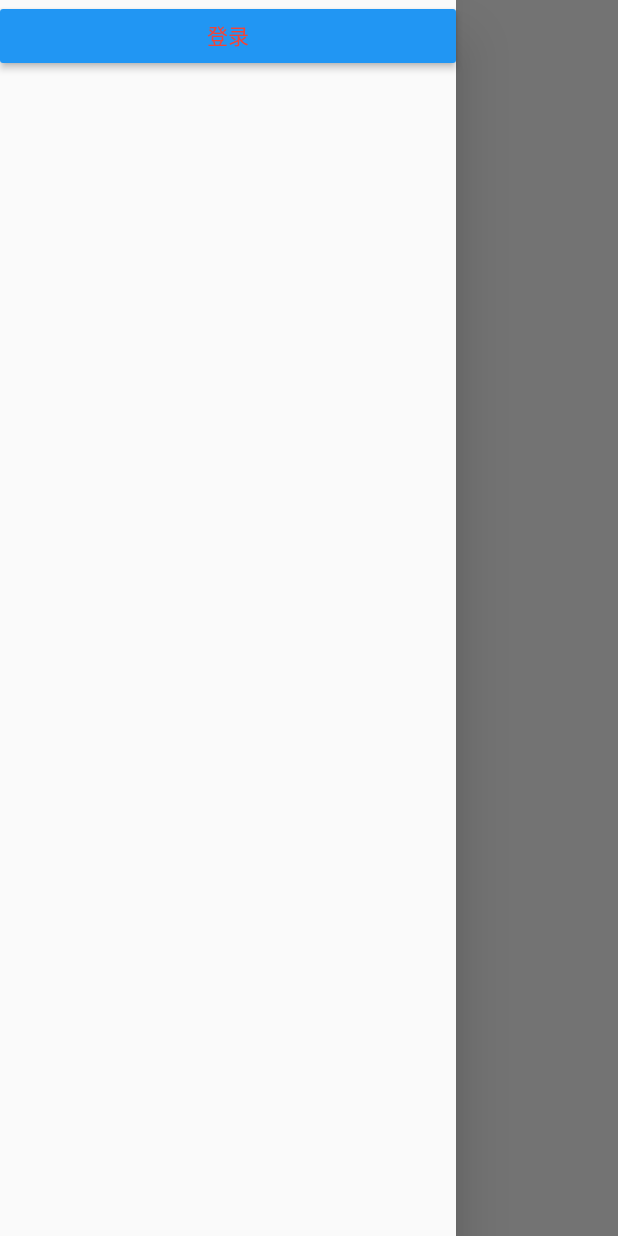
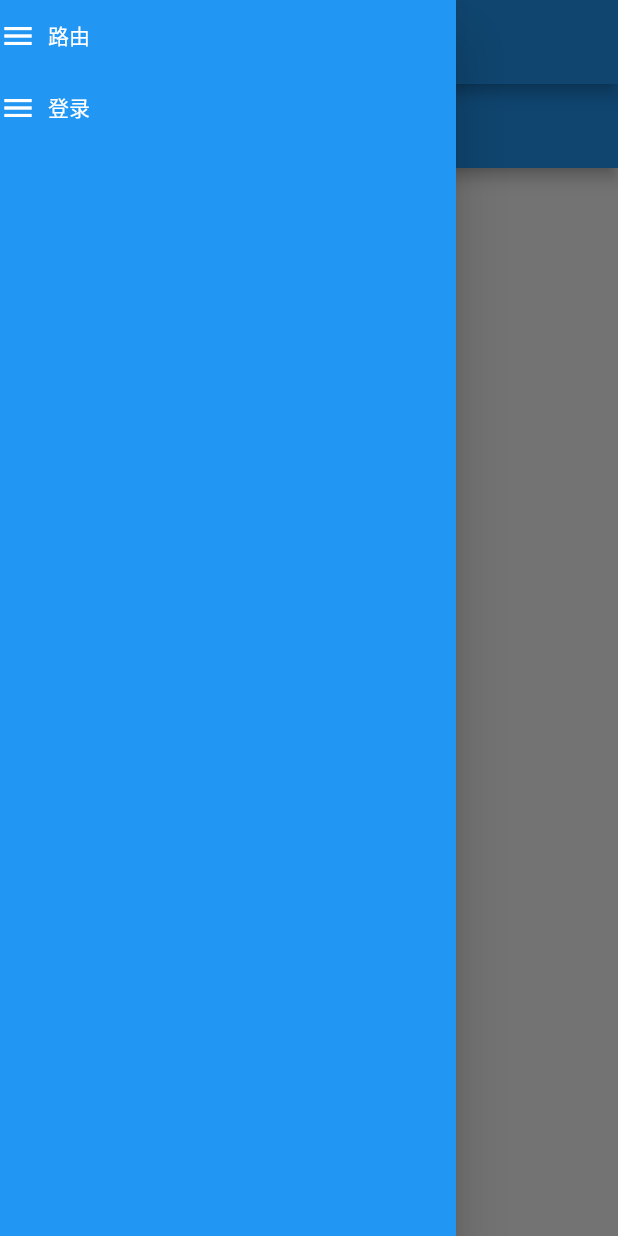
Before and after one commit to ly01112020/flutter3_test, a Flutter app: the screen it shows after launch, with the side drawer open, on a phone screen of 412 x 824 dp. Run offline on Flutter 3.47's test engine with Material 2 defaults, Android fonts, the phone set to English and light mode, and no system bars; our stand-ins replace get.

Commit message:
逻辑调整

```diff
--- a/lib/config/routes.dart
+++ b/lib/config/routes.dart
@@ -8,9 +8,13 @@ import 'package:get/get.dart';
 // 定义路由
 class AppRoutes {
   static const String home = '/';
+  static const String homeName = '首页';
+
   static const String login = '/login';
+  static const String loginName = '登录';
 
   static const String router = '/router';
+  static const String routerName = '路由';
 }
 // 注册路由到 getx
 class AppPages {
@@ -18,19 +22,19 @@ class AppPages {
     GetPage(
         name: AppRoutes.home,
         page: () => HomePage(),
-        title:"主页",
+        title:AppRoutes.homeName,
         binding: HomeBinding()
     ),
     GetPage(
         name: AppRoutes.login,
         page: () => LoginPage(),
-        title:"登录",
+        title:AppRoutes.loginName,
         binding: LoginBinding()
     ),
     GetPage(
         name: AppRoutes.router,
         page: () => RouterPage(),
-        title:"路由演示",
+        title:AppRoutes.routerName,
         binding: RouterBinding()
     )
   ];
--- /dev/null
+++ b/lib/pages/components/menu.dart
@@ -0,0 +1,60 @@
+import 'package:flutter/material.dart';
+import 'package:get/get.dart';
+import '../home/home_state.dart';
+
+class ZtMenuList extends StatelessWidget{
+  const ZtMenuList({
+    Key? key,
+    required this.menuList
+  }) : super(key: key);
+
+  final List<ZtMenuItem> menuList;
+
+  @override
+  Widget build(BuildContext context) {
+    return _renderBg(
+        Column(
+          children: menuList.map((e) => _renderMenuItem(e)).toList(),
+        )
+    );
+  }
+
+  Widget _renderBg(Widget widget){
+    return Container(
+      decoration:BoxDecoration(
+        color: Colors.blue,
+      ),
+      child: widget,
+    );
+  }
+
+  // 每个独立功能抽成方法
+  Widget _renderMenuItem(ZtMenuItem item){
+    final color = Colors.white;
+    return InkWell(
+      onTap: (){
+        Get.toNamed(item.path);
+      },
+      child: Flex(
+        direction: Axis.horizontal,
+        children: [
+          Icon(Icons.menu,color:color),
+          Expanded(child: Container(
+            height: 48.00,
+            width: double.infinity,
+            alignment: Alignment.centerLeft,
+            padding:const EdgeInsets.all(8.0),
+            // decoration: BoxDecoration(
+            //     border: Border(
+            //         bottom: BorderSide(color: color)
+            //     )
+            // ),
+            child: Text(item.name,style: const TextStyle(color: Colors.white),),
+          ),
+          )
+        ],
+      ),
+    );
+  }
+
+}
--- a/lib/pages/home/home_logic.dart
+++ b/lib/pages/home/home_logic.dart
@@ -1,4 +1,5 @@
 import 'package:flutter/material.dart';
+import 'package:flutter3_test/config/routes.dart';
 import 'package:get/get.dart';
 
 import 'home_state.dart';
@@ -10,12 +11,17 @@ class HomeLogic extends GetxController {
   late PageController pageViewController = PageController(initialPage: 0,keepPage: true);
   // pageViewController.jumpToPage(index);
 
-  final menuList = [];
-
   onPageChanged(index){
     // 将 page 索引保存，便于后续使用
     state.pageIndex=index;
     update();
   }
 
+  @override
+  void onInit() {
+    // 手动通知更新，界面变量需要在 GetBuilder 内使用
+    // update();
+    super.onReady();
+  }
+
 }
--- a/lib/pages/home/home_state.dart
+++ b/lib/pages/home/home_state.dart
@@ -1,10 +1,20 @@
 import 'package:flutter/material.dart';
+import 'package:flutter3_test/config/routes.dart';
 
 class HomeState {
+  List<ZtMenuItem> menuList = [];
+  int pageIndex = 0;
   HomeState() {
     ///Initialize variables
+    menuList=[
+      ZtMenuItem(path: AppRoutes.router, name: AppRoutes.routerName),
+      ZtMenuItem(path: AppRoutes.login, name: AppRoutes.loginName)
+    ];
   }
+}
 
-  int pageIndex = 0;
-
+class ZtMenuItem{
+  ZtMenuItem({required this.path,required this.name});
+  String path;
+  String name;
 }
--- a/lib/pages/home/home_view.dart
+++ b/lib/pages/home/home_view.dart
@@ -1,5 +1,6 @@
 import 'package:flutter/material.dart';
 import 'package:flutter3_test/config/routes.dart';
+import 'package:flutter3_test/pages/components/menu.dart';
 import 'package:flutter3_test/pages/login/login_view.dart';
 import 'package:flutter3_test/pages/router/router_view.dart';
 import 'package:get/get.dart';
@@ -13,25 +14,19 @@ class HomePage extends StatelessWidget {
     final primaryColor = Theme.of(context).primaryColor;
     return Scaffold(
         // backgroundColor: primaryColor,
+        appBar: AppBar(
+          title: const Text('Flutter3 Learn'),
+        ),
         drawer: Drawer(
-          child: Column(
-            children: [
-              Container(),
-              MaterialButton(
-                  color: primaryColor,
-                  minWidth: double.infinity,
-                  onPressed: () {
-                    Get.toNamed(AppRoutes.login);
-                  },
-                  child: const Text('登录', style: TextStyle(color: Colors.red)))
-            ],
-          ),
+            child: SafeArea(
+              child: ZtMenuList(menuList:state.menuList),
+            )
         ),
         body: GetBuilder<HomeLogic>(builder: (logic) {
           return SafeArea(
             child: PageView(
               controller: logic.pageViewController,
-              onPageChanged: (index){
+              onPageChanged: (index) {
                 logic.onPageChanged(index);
               },
               children: [
--- a/lib/pages/login/login_view.dart
+++ b/lib/pages/login/login_view.dart
@@ -1,4 +1,5 @@
 import 'package:flutter/material.dart';
+import 'package:flutter3_test/config/routes.dart';
 import 'package:get/get.dart';
 
 import 'login_logic.dart';
@@ -11,13 +12,14 @@ class LoginPage extends StatelessWidget {
     final primaryColor = Theme.of(context).primaryColor;
 
     return Scaffold(
-      backgroundColor: primaryColor,
+      // backgroundColor: primaryColor,
+      appBar: AppBar(title: const Text(AppRoutes.loginName)),
       body: Container(
         child: MaterialButton(
           onPressed: (){
             Get.back();
           },
-          child: Text('返回'),
+          child: const Text('返回'),
         ),
       ),
     );
--- a/lib/pages/router/router_view.dart
+++ b/lib/pages/router/router_view.dart
@@ -1,4 +1,5 @@
 import 'package:flutter/material.dart';
+import 'package:flutter3_test/config/routes.dart';
 import 'package:get/get.dart';
 
 import 'router_logic.dart';
@@ -9,8 +10,13 @@ class RouterPage extends StatelessWidget {
     final logic = Get.find<RouterLogic>();
     final state = Get.find<RouterLogic>().state;
 
-    return Container(
-      child: Text('router'),
+    return Scaffold(
+      appBar: AppBar(
+        title: Text(AppRoutes.routerName),
+      ),
+      body: Container(
+        child: Text('router'),
+      ),
     );
   }
 }
```
Also changed, not shown: 3 other files.
